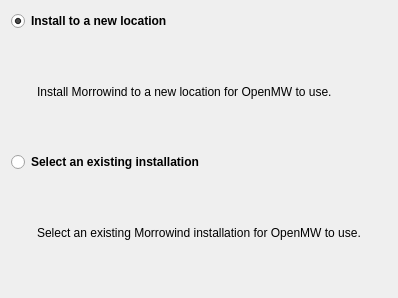
OpenMW/openmw, file files/ui/wizard/methodselectionpage.ui: the form before one commit.
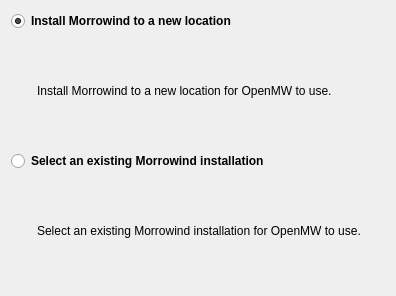
The form after the commit. Icons and pictures are not drawn.

```diff
--- a/files/ui/wizard/methodselectionpage.ui
+++ b/files/ui/wizard/methodselectionpage.ui
@@ -6,8 +6,8 @@
    <rect>
     <x>0</x>
     <y>0</y>
-    <width>398</width>
-    <height>298</height>
+    <width>396</width>
+    <height>296</height>
    </rect>
   </property>
   <property name="windowTitle">
@@ -26,7 +26,7 @@
       <string notr="true">font-weight:bold;</string>
      </property>
      <property name="text">
-      <string>Install to a new location</string>
+      <string>Install Morrowind to a new location</string>
      </property>
      <property name="checked">
       <bool>true</bool>
@@ -94,7 +94,7 @@
       <string notr="true">font-weight:bold</string>
      </property>
      <property name="text">
-      <string>Select an existing installation</string>
+      <string>Select an existing Morrowind installation</string>
      </property>
     </widget>
    </item>
```
Left out of the diff: 4 changed lines with no effect on the pictures.
